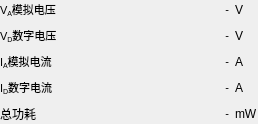
Above: trunk/soft/zebra-tester/qpowermonitor.ui from Quenii/ADCEVM-minor before the change. Below: the same form after it.
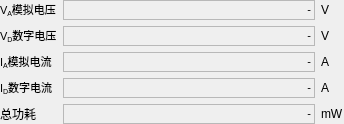
That is the form after the change.

The edit to the form file:
```diff
--- a/trunk/soft/zebra-tester/qpowermonitor.ui
+++ b/trunk/soft/zebra-tester/qpowermonitor.ui
@@ -6,7 +6,7 @@
    <rect>
     <x>0</x>
     <y>0</y>
-    <width>258</width>
+    <width>344</width>
     <height>124</height>
    </rect>
   </property>
@@ -177,6 +177,21 @@
        <verstretch>0</verstretch>
       </sizepolicy>
      </property>
+     <property name="minimumSize">
+      <size>
+       <width>0</width>
+       <height>20</height>
+      </size>
+     </property>
+     <property name="maximumSize">
+      <size>
+       <width>16777215</width>
+       <height>20</height>
+      </size>
+     </property>
+     <property name="frameShape">
+      <enum>QFrame::StyledPanel</enum>
+     </property>
      <property name="text">
       <string>&lt;!DOCTYPE HTML PUBLIC &quot;-//W3C//DTD HTML 4.0//EN&quot; &quot;http://www.w3.org/TR/REC-html40/strict.dtd&quot;&gt;
 &lt;html&gt;&lt;head&gt;&lt;meta name=&quot;qrichtext&quot; content=&quot;1&quot; /&gt;&lt;style type=&quot;text/css&quot;&gt;
@@ -197,6 +212,21 @@
        <verstretch>0</verstretch>
       </sizepolicy>
      </property>
+     <property name="minimumSize">
+      <size>
+       <width>0</width>
+       <height>20</height>
+      </size>
+     </property>
+     <property name="maximumSize">
+      <size>
+       <width>16777215</width>
+       <height>20</height>
+      </size>
+     </property>
+     <property name="frameShape">
+      <enum>QFrame::StyledPanel</enum>
+     </property>
      <property name="text">
       <string>&lt;!DOCTYPE HTML PUBLIC &quot;-//W3C//DTD HTML 4.0//EN&quot; &quot;http://www.w3.org/TR/REC-html40/strict.dtd&quot;&gt;
 &lt;html&gt;&lt;head&gt;&lt;meta name=&quot;qrichtext&quot; content=&quot;1&quot; /&gt;&lt;style type=&quot;text/css&quot;&gt;
@@ -217,6 +247,21 @@
        <verstretch>0</verstretch>
       </sizepolicy>
      </property>
+     <property name="minimumSize">
+      <size>
+       <width>0</width>
+       <height>20</height>
+      </size>
+     </property>
+     <property name="maximumSize">
+      <size>
+       <width>16777215</width>
+       <height>20</height>
+      </size>
+     </property>
+     <property name="frameShape">
+      <enum>QFrame::StyledPanel</enum>
+     </property>
      <property name="text">
       <string>&lt;!DOCTYPE HTML PUBLIC &quot;-//W3C//DTD HTML 4.0//EN&quot; &quot;http://www.w3.org/TR/REC-html40/strict.dtd&quot;&gt;
 &lt;html&gt;&lt;head&gt;&lt;meta name=&quot;qrichtext&quot; content=&quot;1&quot; /&gt;&lt;style type=&quot;text/css&quot;&gt;
@@ -237,6 +282,21 @@
        <verstretch>0</verstretch>
       </sizepolicy>
      </property>
+     <property name="minimumSize">
+      <size>
+       <width>0</width>
+       <height>20</height>
+      </size>
+     </property>
+     <property name="maximumSize">
+      <size>
+       <width>16777215</width>
+       <height>20</height>
+      </size>
+     </property>
+     <property name="frameShape">
+      <enum>QFrame::StyledPanel</enum>
+     </property>
      <property name="text">
       <string>&lt;!DOCTYPE HTML PUBLIC &quot;-//W3C//DTD HTML 4.0//EN&quot; &quot;http://www.w3.org/TR/REC-html40/strict.dtd&quot;&gt;
 &lt;html&gt;&lt;head&gt;&lt;meta name=&quot;qrichtext&quot; content=&quot;1&quot; /&gt;&lt;style type=&quot;text/css&quot;&gt;
@@ -257,6 +317,21 @@
        <verstretch>0</verstretch>
       </sizepolicy>
      </property>
+     <property name="minimumSize">
+      <size>
+       <width>0</width>
+       <height>20</height>
+      </size>
+     </property>
+     <property name="maximumSize">
+      <size>
+       <width>16777215</width>
+       <height>20</height>
+      </size>
+     </property>
+     <property name="frameShape">
+      <enum>QFrame::StyledPanel</enum>
+     </property>
      <property name="text">
       <string>&lt;!DOCTYPE HTML PUBLIC &quot;-//W3C//DTD HTML 4.0//EN&quot; &quot;http://www.w3.org/TR/REC-html40/strict.dtd&quot;&gt;
 &lt;html&gt;&lt;head&gt;&lt;meta name=&quot;qrichtext&quot; content=&quot;1&quot; /&gt;&lt;style type=&quot;text/css&quot;&gt;
```
